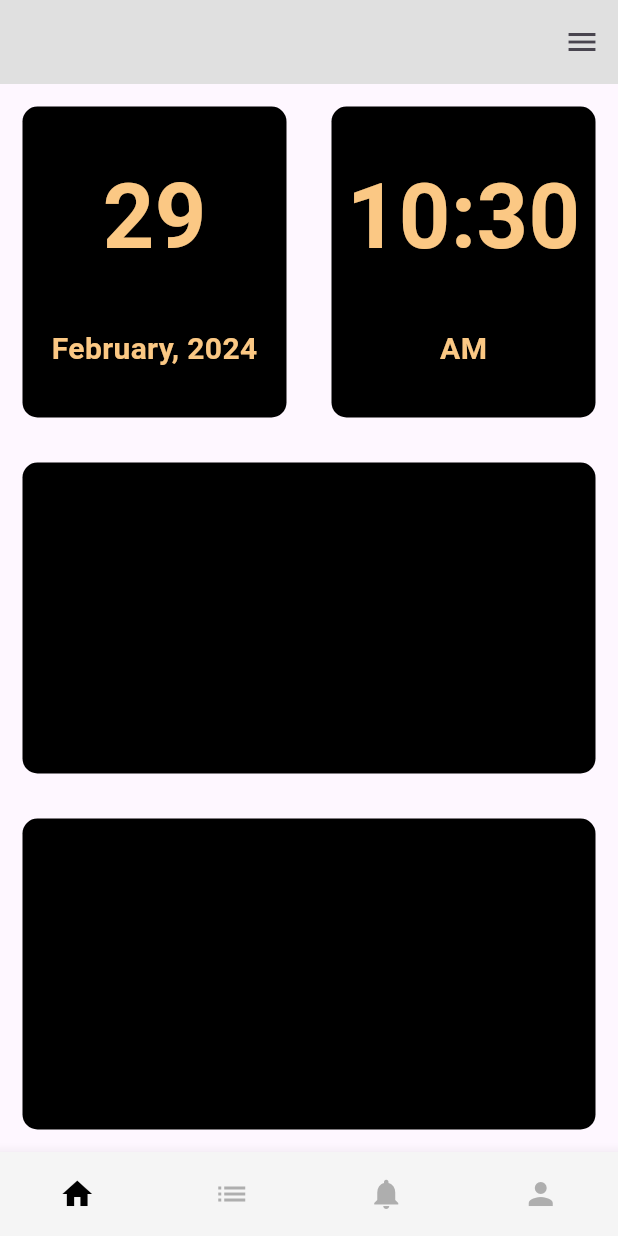
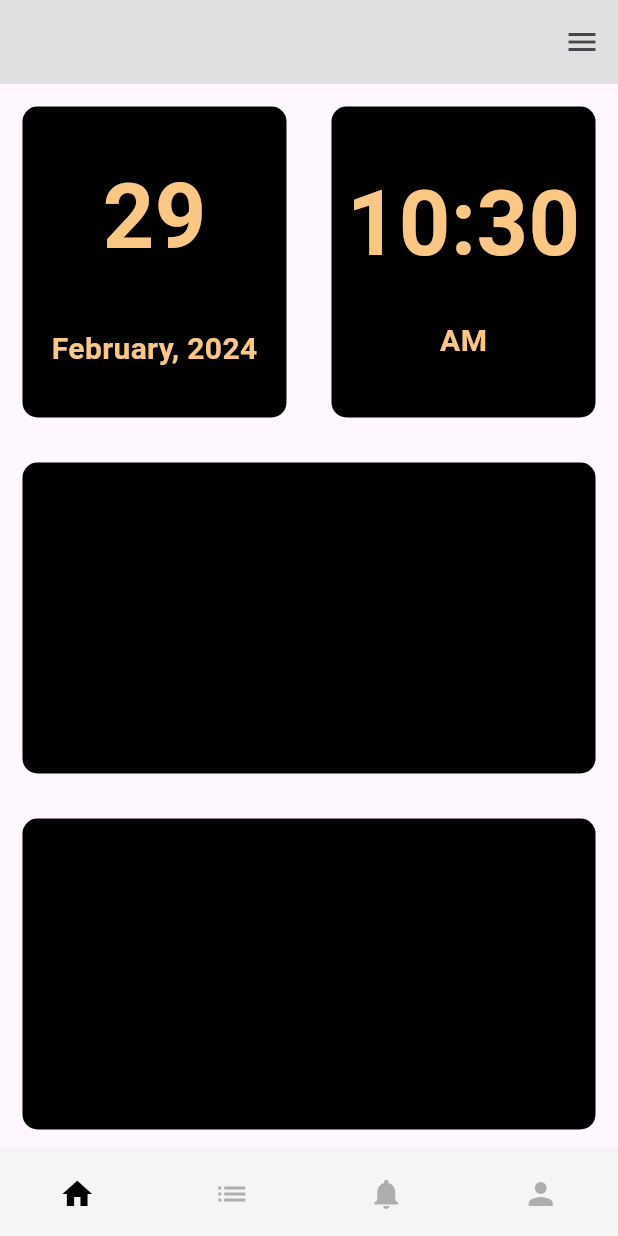
Before and after one commit to Amati98/2024-final-Attendance-project, a Flutter app: the screen it shows after launch, on a phone screen of 412 x 824 dp. Run offline on Flutter 3.47's test engine with Material 3 defaults, Android fonts, the phone set to English and light mode, and no system bars; our stand-ins replace get.

Commit message:
20 height

```diff
--- a/lib/screens/home_page.dart
+++ b/lib/screens/home_page.dart
@@ -72,7 +72,7 @@ class _HomePageState extends State<HomePage> {
                           style: bigTextStyle,
                         ),
                         const SizedBox(
-                          height: 30,
+                          height: 20,
                         ),
                         Text(formattedTime.split(' ')[1], // Display am or pm
                             style: smallTextStyle),
```
